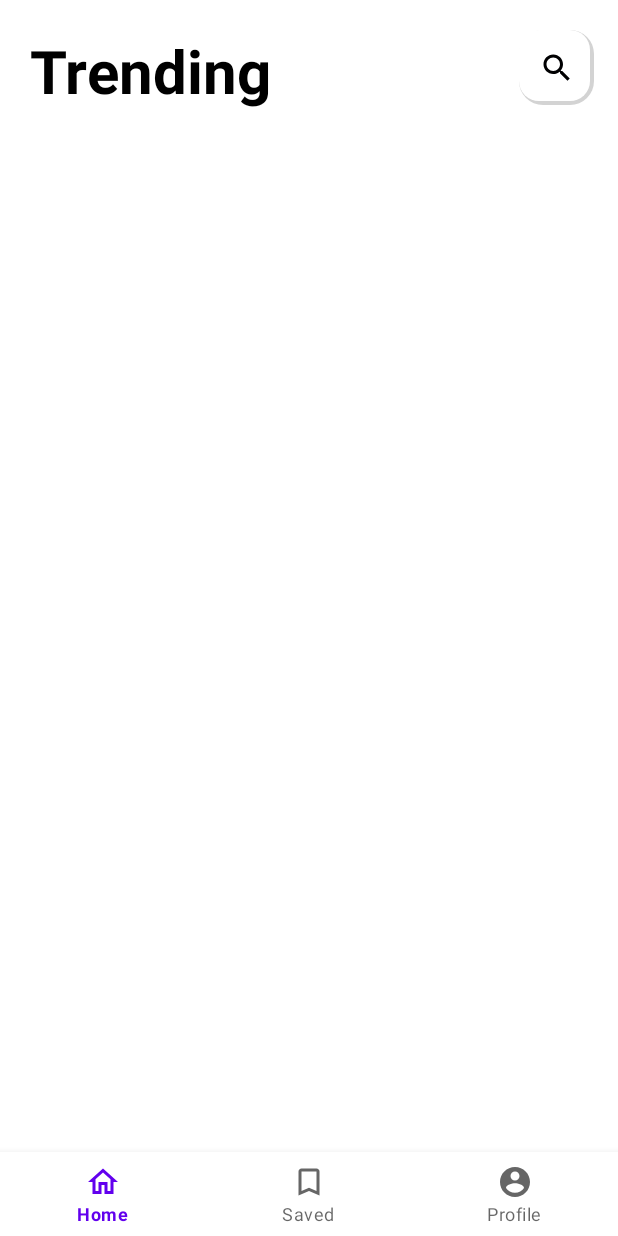
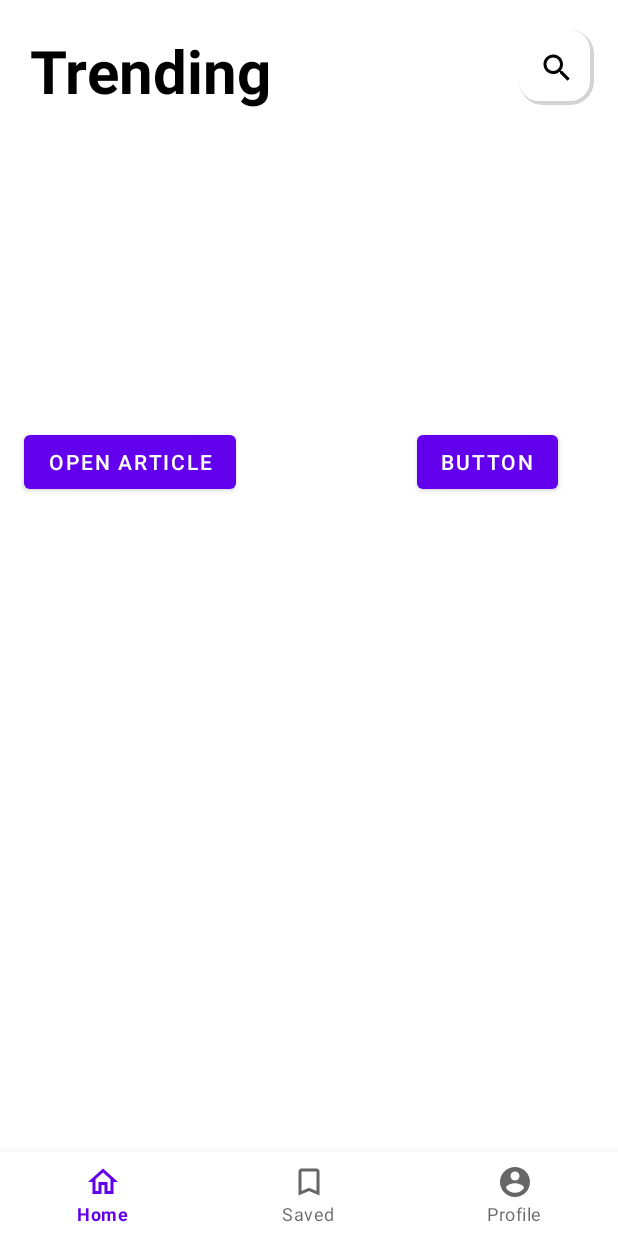
Before and after one commit to Jacob3075/News-App, an Android app: the screen it shows after launch (MainActivity), on a phone screen of 412 x 824 dp. Run offline under Robolectric (Android 15) with nearby library versions, the phone set to English and light mode, and no system bars; our stand-ins replace navigation-ui.

Commit message:
Added the buttons back to home page.

```diff
--- a/app/src/main/res/layout/home_page_fragment.xml
+++ b/app/src/main/res/layout/home_page_fragment.xml
@@ -6,7 +6,6 @@
     android:layout_width="match_parent"
     android:layout_height="match_parent"
     tools:context=".ui.fragments.HomePage">
-
 
     <TextView
         android:id="@+id/trending"
@@ -28,8 +27,30 @@
         android:layout_marginTop="20dp"
         android:layout_marginEnd="16dp"
         android:background="@drawable/round_corner"
+        android:contentDescription="Search Button"
         android:padding="12dp"
         android:src="@drawable/ic_baseline_search_24"
         app:layout_constraintEnd_toEndOf="parent"
         app:layout_constraintTop_toTopOf="parent" />
+
+    <com.google.android.material.button.MaterialButton
+        android:id="@+id/button"
+        android:layout_width="wrap_content"
+        android:layout_height="wrap_content"
+        android:layout_marginTop="284dp"
+        android:layout_marginEnd="40dp"
+        android:text="Button"
+        app:layout_constraintEnd_toEndOf="parent"
+        app:layout_constraintTop_toTopOf="parent" />
+
+    <Button
+        android:id="@+id/btnOpenArticle"
+        android:layout_width="wrap_content"
+        android:layout_height="wrap_content"
+        android:layout_marginStart="16dp"
+        android:layout_marginTop="284dp"
+        android:text="Open Article"
+        app:layout_constraintBottom_toTopOf="@+id/textView"
+        app:layout_constraintStart_toStartOf="parent"
+        app:layout_constraintTop_toTopOf="parent" />
 </androidx.constraintlayout.widget.ConstraintLayout>
```
